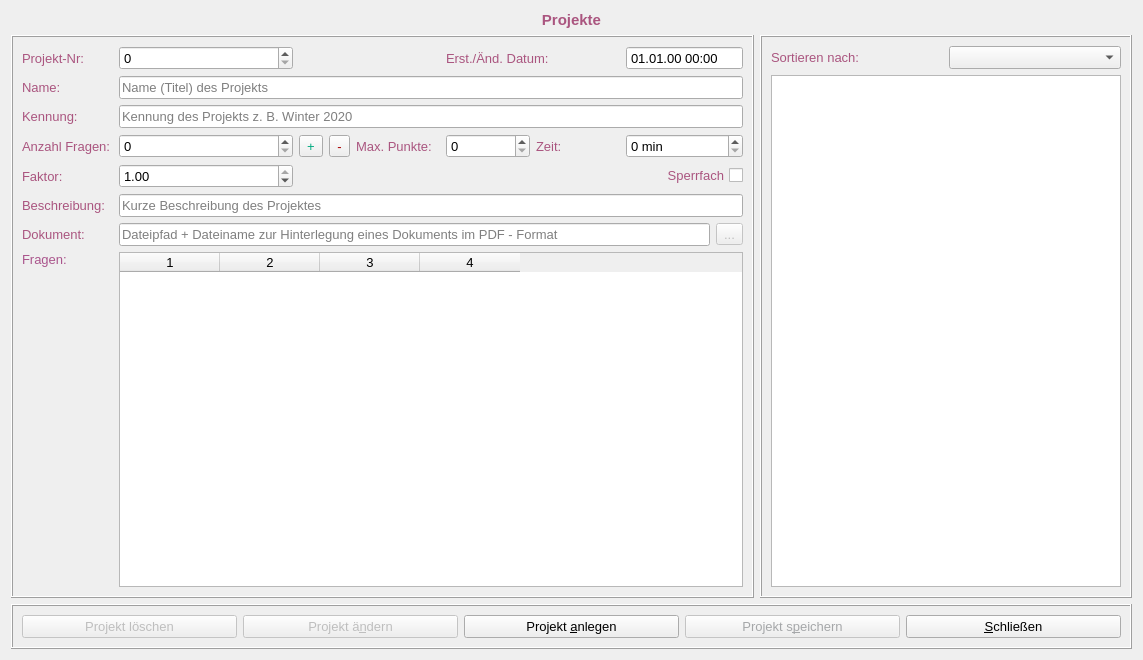
Above: formproject.ui from fasa1964/fshkkap before the change. Below: the same form after it.
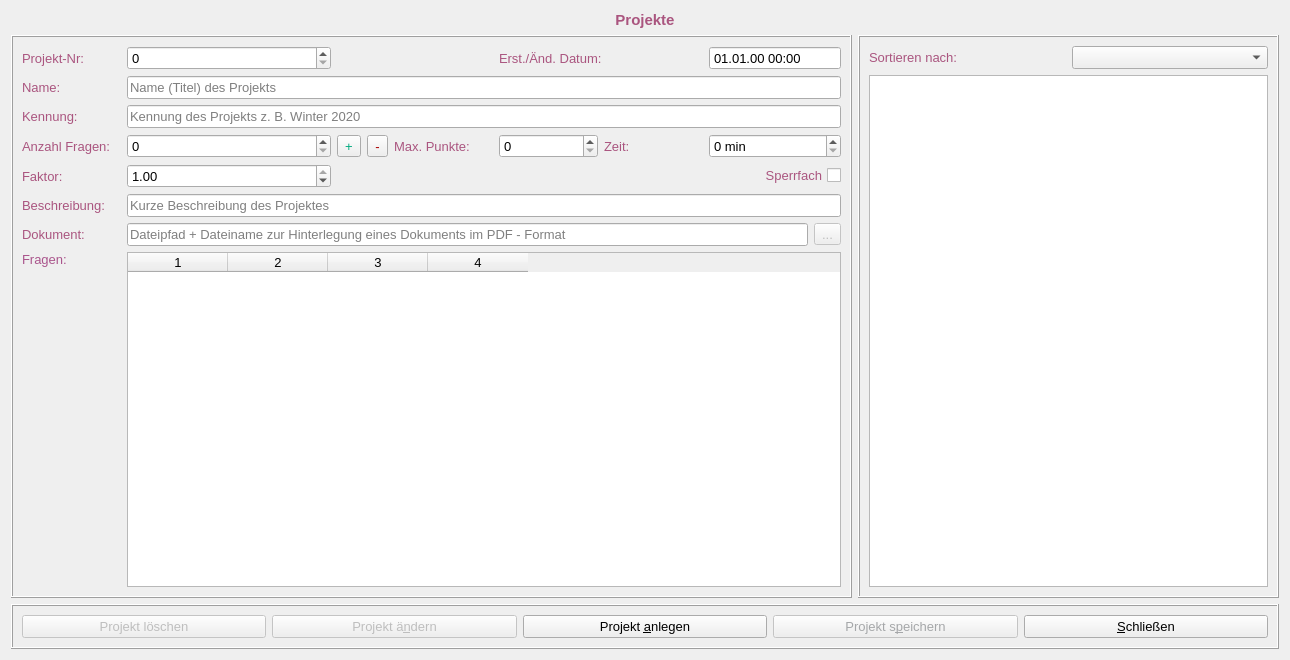
That is the form after the change.

Commit message: Delete buttons with no function.

Diff of the .ui file:
```diff
--- a/formproject.ui
+++ b/formproject.ui
@@ -6,7 +6,7 @@
    <rect>
     <x>0</x>
     <y>0</y>
-    <width>1143</width>
+    <width>1290</width>
     <height>660</height>
    </rect>
   </property>
```
The commit also changes 1 other file.
